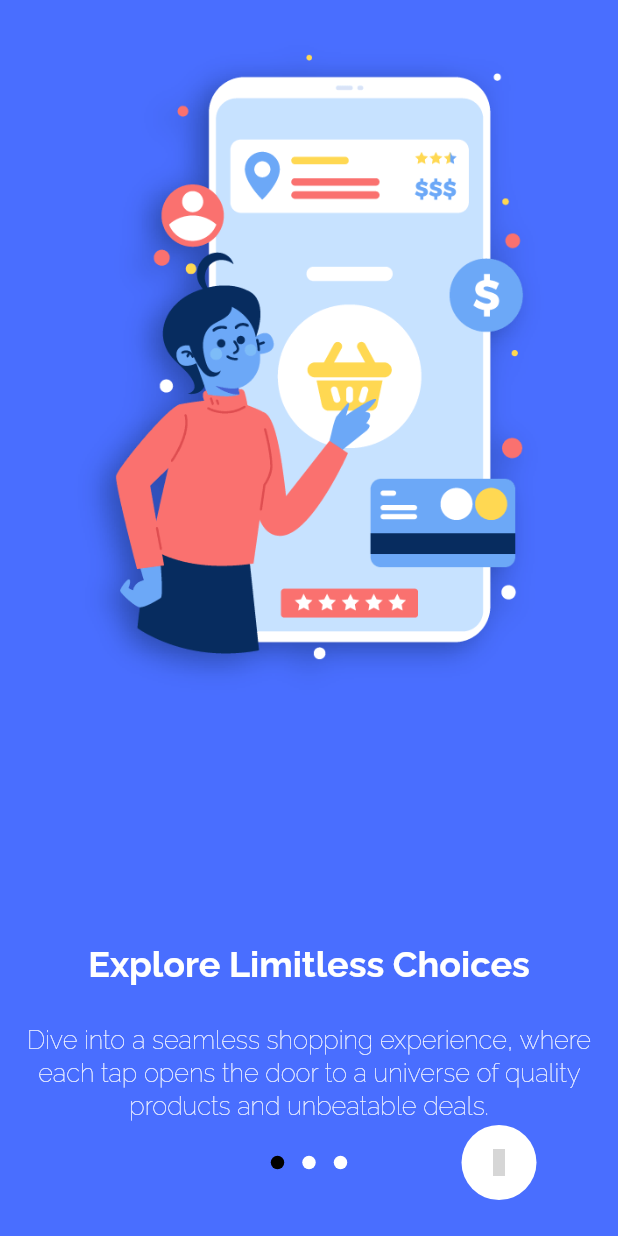
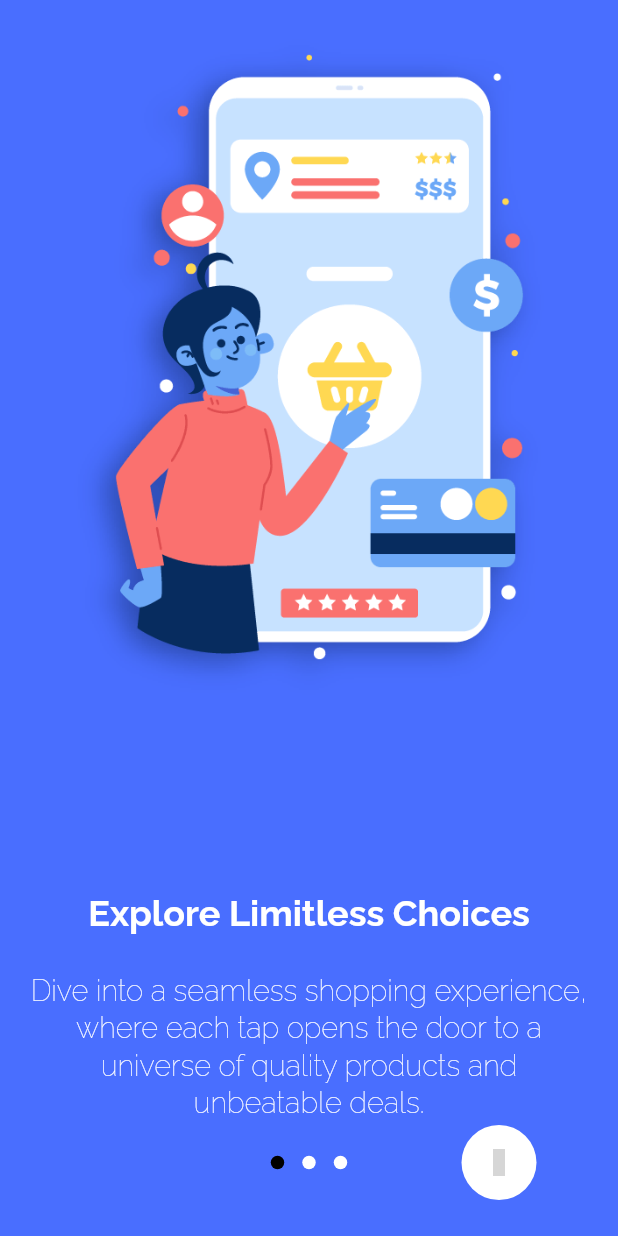
Before and after one commit to themohabgamal/Wassla, a Flutter app: the screen it shows after launch, on a phone screen of 412 x 824 dp. Run offline on Flutter 3.47's test engine with Material 3 defaults, Android fonts, the light colour scheme and no system bars; drawn by our look-alikes of introduction_screen; our stand-ins replace bloc, firebase_auth, firebase_core, flutter_bloc, flutter_screenutil, geolocator and 8 more; accounts and stored records are empty; grey boxes are pictures that could not be loaded.

```diff
--- a/lib/presentation/boarding/on_boarding_screen.dart
+++ b/lib/presentation/boarding/on_boarding_screen.dart
@@ -1,3 +1,4 @@
+import 'package:flutter_screenutil/flutter_screenutil.dart';
 import 'package:grad/nav_switcher.dart';
 import 'package:grad/theming/theme.dart';
 import 'package:flutter/material.dart';
@@ -58,7 +59,7 @@ class OnBoardingScreen extends StatelessWidget {
                     .headlineMedium!
                     .copyWith(
                         fontWeight: FontWeight.w100,
-                        fontSize: 17,
+                        fontSize: 17.sp,
                         color: Colors.white),
               ),
               body:
--- a/pubspec.yaml
+++ b/pubspec.yaml
@@ -28,6 +28,7 @@ environment:
 # the latest version available on pub.dev. To see which dependencies have newer
 # versions available, run `flutter pub outdated`.
 dependencies:
+  auto_size_text: ^3.0.0
   cupertino_icons: ^1.0.6
   firebase_auth: ^4.16.0
   firebase_core: ^2.24.2
```
Also changed, not shown: pubspec.lock, 1 other file.
